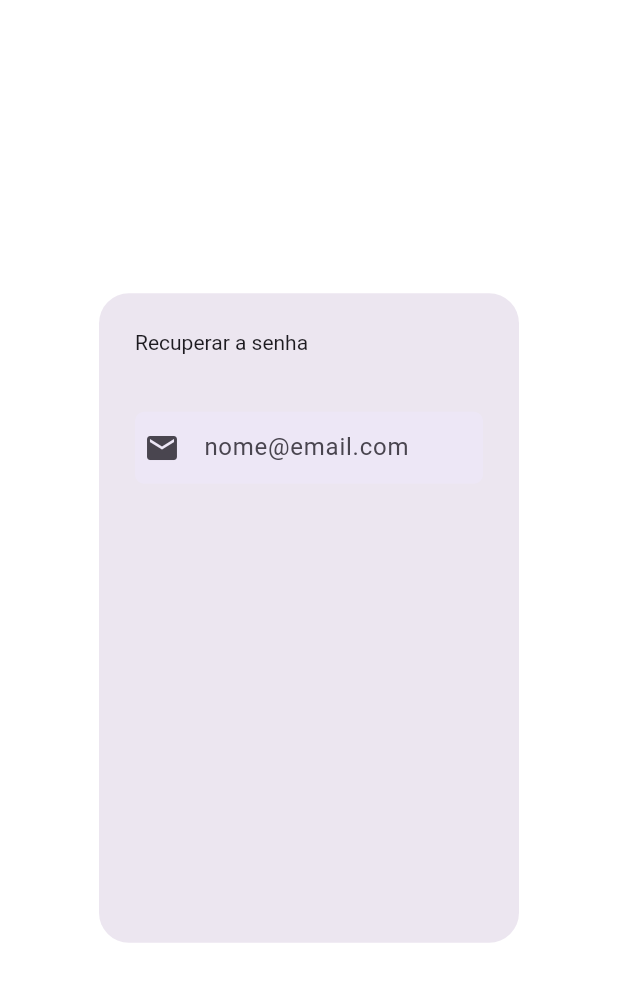
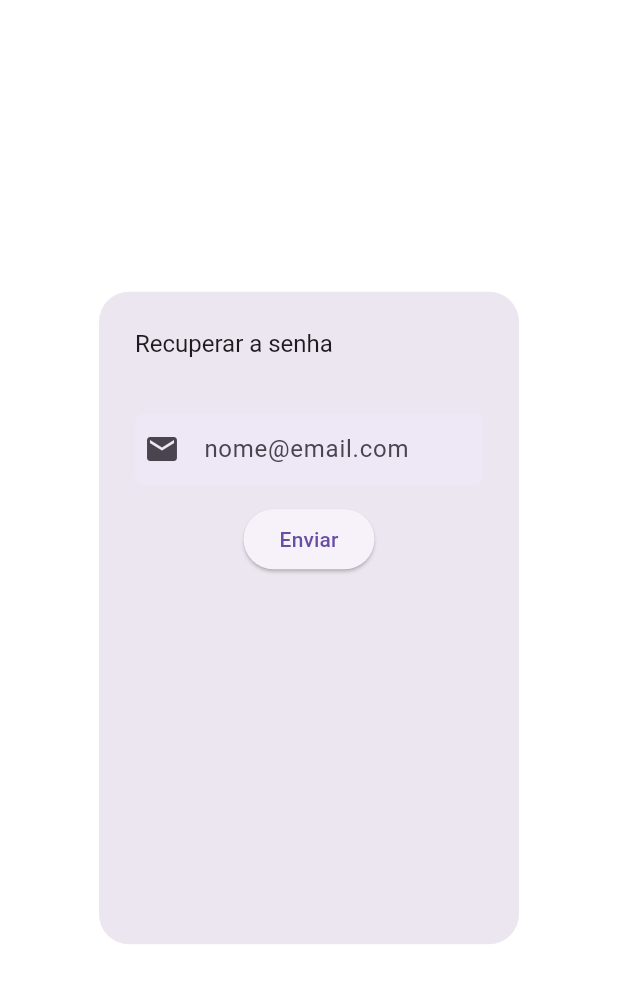
Before and after one commit to Alequeixam/Aplicativo-de-Lista-de-Compras, a Flutter app: the Recuperacao screen opened by its route, on a phone screen of 412 x 824 dp. Shown: the top 983 px of the screen. Run offline on Flutter 3.47's test engine with Material 3 defaults, Android fonts, the phone set to English and light mode, and no system bars; our stand-ins replace device_preview, email_validator.

Commit message:
AlertDialog logica

```diff
--- a/app_lista_compras/lib/view/recuperacao_view.dart
+++ b/app_lista_compras/lib/view/recuperacao_view.dart
@@ -11,6 +11,10 @@ class Recuperacao extends StatefulWidget {
 }
 
 class _RecuperacaoState extends State<Recuperacao> {
+
+  //Identificador do formulário
+  final _formKey = GlobalKey<FormState>();
+
   @override
   Widget build(BuildContext context) {
     return AlertDialog(
@@ -22,12 +26,13 @@ class _RecuperacaoState extends State<Recuperacao> {
       title: Text(
         "Recuperar a senha",
         style: TextStyle(
-          fontSize: 14,
+          fontSize: 16,
         ),
       ),
       content: Container(
         height: 350,
         child: Form(
+          key: _formKey,
           child: Column(
             children: [
               SizedBox(height: 20),
@@ -41,6 +46,7 @@ class _RecuperacaoState extends State<Recuperacao> {
                 ),
                 child: TextFormField(
                   decoration: const InputDecoration(
+                    //labelText: 'Digite seu e-mail',
                     icon: Icon(Icons.email),
                     border: InputBorder.none,
                     hintText: 'nome@email.com',
@@ -55,6 +61,19 @@ class _RecuperacaoState extends State<Recuperacao> {
                   },
                 ),
               ),
+              SizedBox(height: 12,),
+              ElevatedButton(
+                onPressed: () {
+                  if(_formKey.currentState!.validate()) {
+                    Navigator.pop(context);
+                  }
+                },
+                  child: Text(
+                    "Enviar",
+
+                  ),
+              )
+
             ],
           ),
         ),
```
